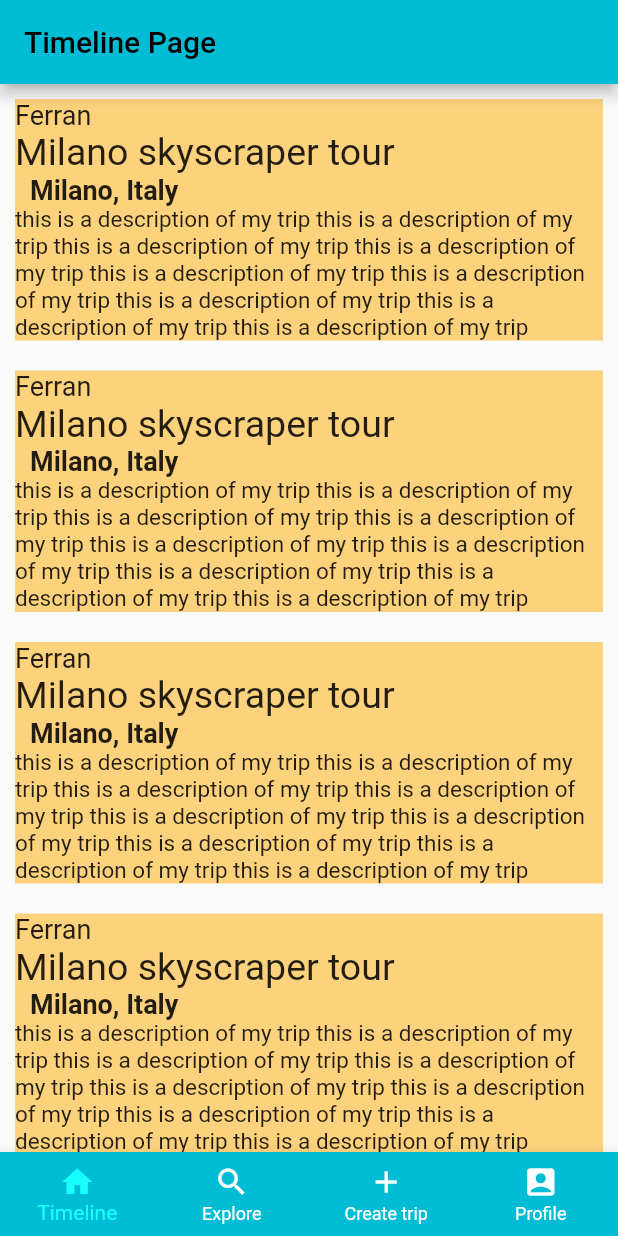
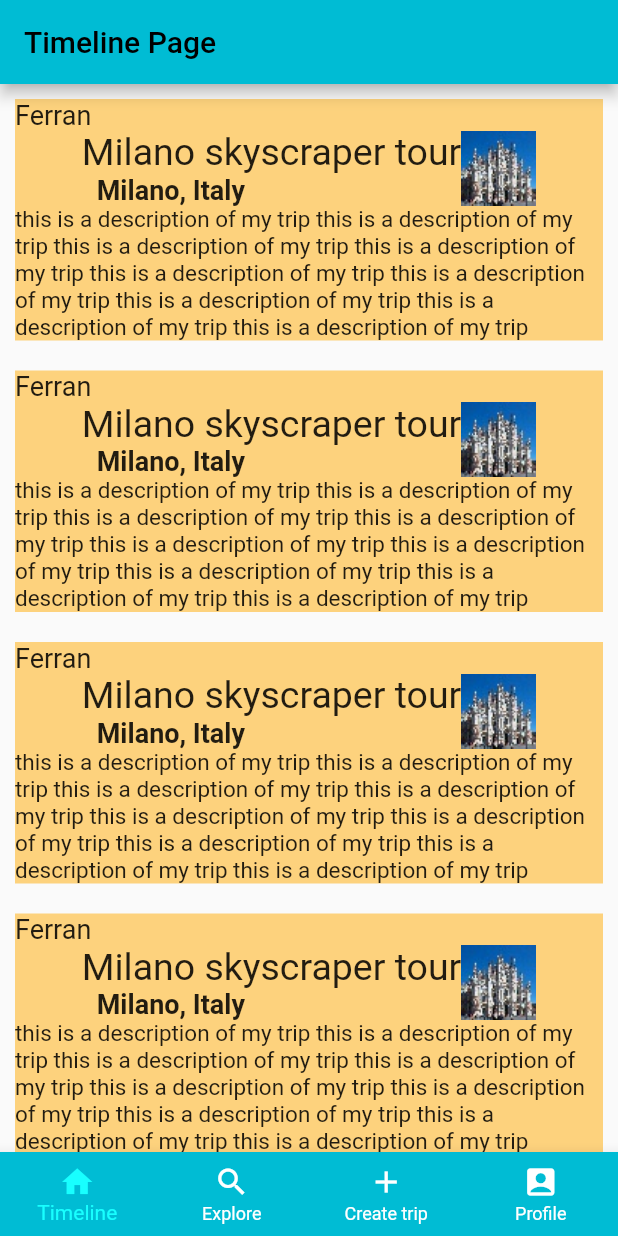
Before and after one commit to Pilar-Ferran/wanderer, a Flutter app: the screen it shows after launch, on a phone screen of 412 x 824 dp. Run offline on Flutter 3.47's test engine with Material 2 defaults, Android fonts, the phone set to English and light mode, and no system bars.

Commit message:
añadir imagen de preview

```diff
--- a/lib/dataclasses/trip_data.dart
+++ b/lib/dataclasses/trip_data.dart
@@ -1,12 +1,14 @@
 import 'package:flutter/material.dart';
 
 //clase que sirve de dataclass. no hay dataclasses en dart. un dataclass es como una tupla/struct
+//por ahora tiene valores hardcoded
 class TripData {
   final String authorUser = "Ferran";  //var??
   String title = "Milano skyscraper tour";
   String place = "Milano, Italy";
   String description = "this is a description of my trip this is a description of my trip this is a description of my trip this is a description of my trip this is a description of my trip this is a description of my trip this is a description of my trip this is a description of my trip this is a description of my trip";
-  late Image previewPic;
+  late Image previewPic = Image.asset("images/Duomo.jpg"); ///Image.network("un_url");
 
+  //metodo constructor
   TripData(/*this.authorUser, this.title*/);
 }
--- a/lib/trip_preview.dart
+++ b/lib/trip_preview.dart
@@ -46,7 +46,10 @@ class TripPreview extends StatelessWidget{
                       Text(tripData.place, style: const TextStyle(fontSize: 18, fontWeight: FontWeight.bold),)])
                     ,
                 ]),
-                /*Image(image: tripData.previewPic)*/],
+                //TODO conseguir que la imagen se separe a lo centrada
+                Center(child: tripData.previewPic, /*alignment: Alignment.center,*/)  //Container?
+                ],
+                crossAxisAlignment: CrossAxisAlignment.center, mainAxisAlignment: MainAxisAlignment.center,
               ),
               Text(tripData.description, style: const TextStyle(fontSize: 15),),
             ],
--- a/pubspec.yaml
+++ b/pubspec.yaml
@@ -57,6 +57,11 @@ flutter:
   # the material Icons class.
   uses-material-design: true
 
+  # ferran
+  assets:
+    - images/
+
+
   # To add assets to your application, add an assets section, like this:
   # assets:
   #   - images/a_dot_burr.jpeg
```
Also changed, not shown: images/Duomo.jpg (added).
